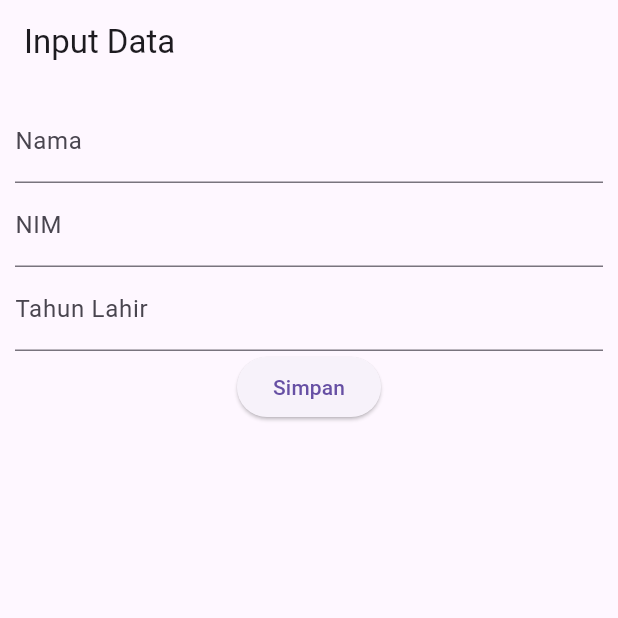
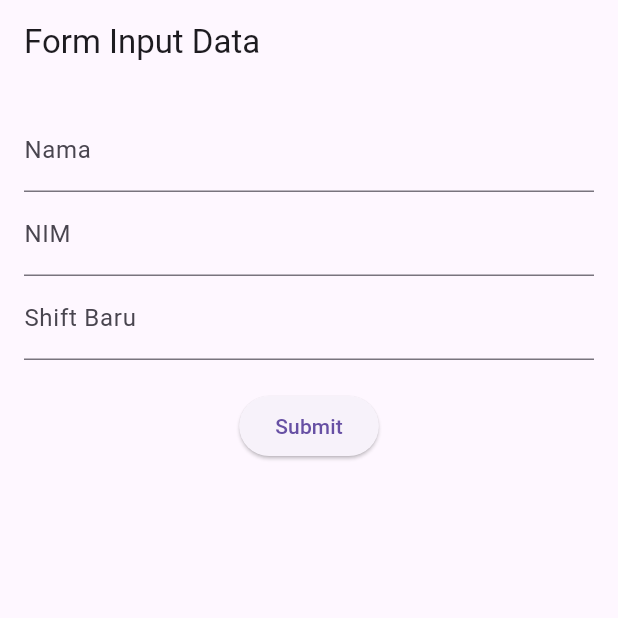
Before and after one commit to endiniii/ENDINI-NURLAILY_H1D022089_SHIFT-C_PEMPROGRAMANMOBILE2024, a Flutter app: the screen it shows after launch, on a phone screen of 412 x 824 dp, the top half of it. Run offline on Flutter 3.47's test engine with Material 3 defaults, Android fonts, the phone set to English and light mode, and no system bars.

Commit message:
Menambahkan jawaban tugas dan memperbarui file lainnya

```diff
--- a/lib/ui/form_data.dart
+++ b/lib/ui/form_data.dart
@@ -1,69 +1,78 @@
-import '/ui/tampil_data.dart';
 import 'package:flutter/material.dart';
-import 'package:flutter/widgets.dart';
+import 'tampil_data.dart';
 
 class FormData extends StatefulWidget {
   const FormData({Key? key}) : super(key: key);
 
   @override
-  FormDataState createState() => FormDataState();
+  _FormDataState createState() => _FormDataState();
 }
 
-class FormDataState extends State<FormData> {
-  final _namaController = TextEditingController();
-  final _nimController = TextEditingController();
-  final _tahunController = TextEditingController();
+class _FormDataState extends State<FormData> {
+  final _formKey = GlobalKey<FormState>();
+  String nama = '';
+  String nim = '';
+  String shiftBaru = '';
+
   @override
   Widget build(BuildContext context) {
     return Scaffold(
       appBar: AppBar(
-        title: const Text("Input Data"),
+        title: const Text('Form Input Data'),
       ),
-      body: Container(
-        margin: const EdgeInsets.all(10),
-        child: Column(
-          children: [
-            _textboxNama(),
-            _textboxNIM(),
-            _textboxTahun(),
-            _tombolSimpan()
-          ],
+      body: Padding(
+        padding: const EdgeInsets.all(16.0),
+        child: Form(
+          key: _formKey,
+          child: Column(
+            children: <Widget>[
+              TextFormField(
+                decoration: const InputDecoration(labelText: 'Nama'),
+                onSaved: (value) {
+                  setState(() {
+                    nama = value ?? '';
+                  });
+                },
+              ),
+              TextFormField(
+                decoration: const InputDecoration(labelText: 'NIM'),
+                onSaved: (value) {
+                  setState(() {
+                    nim = value ?? '';
+                  });
+                },
+              ),
+              TextFormField(
+                decoration: const InputDecoration(labelText: 'Shift Baru'),
+                onSaved: (value) {
+                  setState(() {
+                    shiftBaru = value ?? '';
+                  });
+                },
+              ),
+              const SizedBox(height: 20),
+              ElevatedButton(
+                onPressed: () {
+                  if (_formKey.currentState?.validate() ?? false) {
+                    _formKey.currentState?.save();
+                    Navigator.push(
+                      context,
+                      MaterialPageRoute(
+                        builder: (context) => TampilData(
+                          nama: nama,
+                          nim: nim,
+                          shiftBaru: shiftBaru,
+                        ),
+                      ),
+                    );
+                  }
+                },
+                child: const Text('Submit'),
+              ),
+            ],
+          ),
         ),
       ),
     );
   }
-
-  _textboxNama() {
-    return TextField(
-      decoration: const InputDecoration(labelText: "Nama"),
-      controller: _namaController,
-    );
-  }
-
-  _textboxNIM() {
-    return TextField(
-      decoration: const InputDecoration(labelText: "NIM"),
-      controller: _nimController,
-    );
-  }
-
-  _textboxTahun() {
-    return TextField(
-      decoration: const InputDecoration(labelText: "Tahun Lahir"),
-      controller: _tahunController,
-    );
-  }
-
-  _tombolSimpan() {
-    return ElevatedButton(
-        onPressed: () {
-          String nama = _namaController.text;
-          String nim = _nimController.text;
-          int tahun = int.parse(_tahunController.text);
-          Navigator.of(context).push(MaterialPageRoute(
-              builder: (context) =>
-                  TampilData(nama: nama, nim: nim, tahun: tahun)));
-        },
-        child: const Text('Simpan'));
-  }
 }
```
Also changed, not shown: lib/ui/tampil_data.dart (+21 -8 lines), Tampilan.png (added), assets/images/Tampilan.png (added), assets/images/form.png (added), form.png (deleted), 1 other file.
